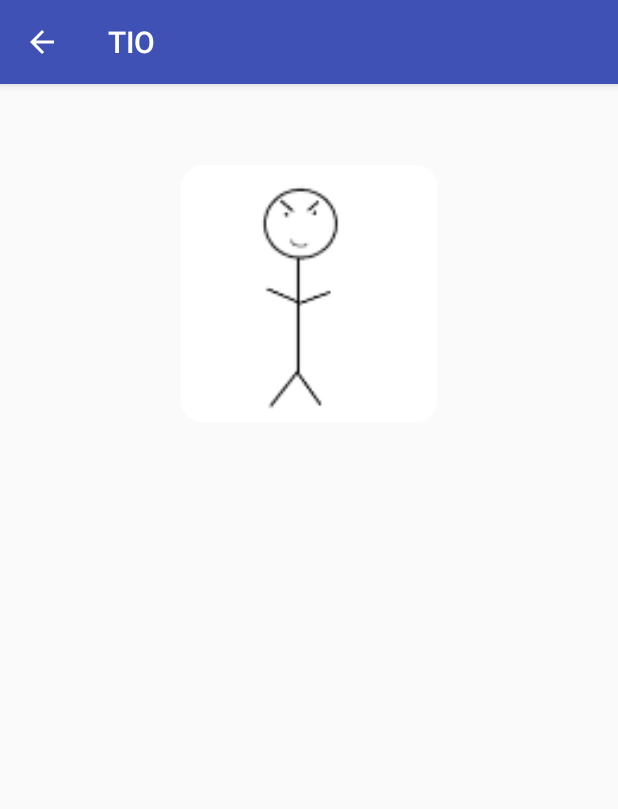
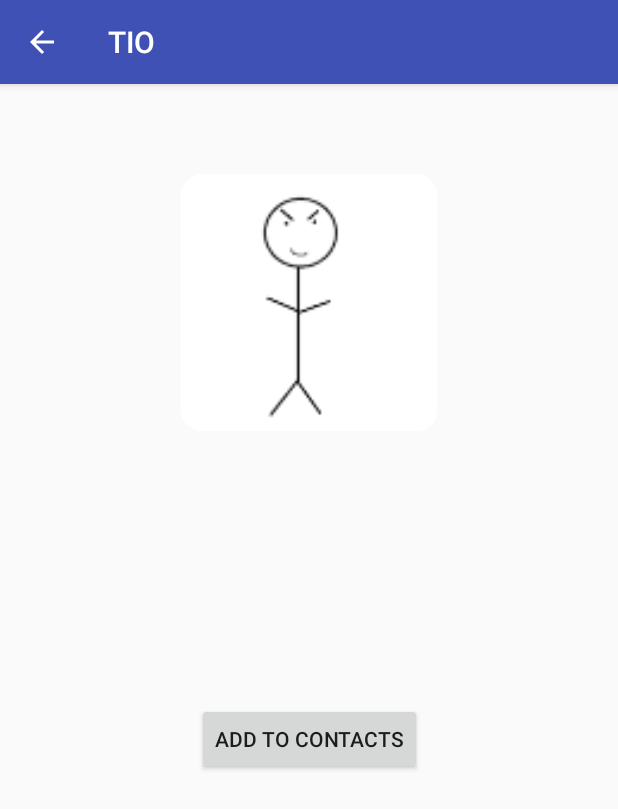
Before and after one commit to AllenZB/orbital, an Android app: the UserProfileActivity screen opened directly, with no data from a screen before it, on a phone screen of 412 x 824 dp. Shown: the top 809 px of the screen. Run offline under Robolectric (Android 15) with nearby library versions, the phone set to English and light mode, and no system bars; our stand-ins replace Firebase (no records; nobody signed in at launch, a user with empty details on screens opened directly); 2 statements that could not run were skipped.

Commit message:
add contact adding and removing

```diff
--- a/TIO/app/src/main/java/com/example/wxhgxj/tio/UserProfileActivity.java
+++ b/TIO/app/src/main/java/com/example/wxhgxj/tio/UserProfileActivity.java
@@ -4,6 +4,8 @@
 import android.support.v7.app.AppCompatActivity;
 import android.os.Bundle;
 import android.util.Log;
+import android.view.View;
+import android.widget.Button;
 import android.widget.TextView;
 
 import com.google.firebase.auth.FirebaseAuth;
@@ -16,13 +18,21 @@
 
 import org.w3c.dom.Text;
 
+import java.text.DateFormat;
+import java.util.Calendar;
+import java.util.Date;
+
 public class UserProfileActivity extends AppCompatActivity {
 
     private TextView mUserName;
     private TextView mUserEmail;
-    private DatabaseReference firebaseDatabase;
+    private Button contactOption;
+    private DatabaseReference usersDB;
+    private DatabaseReference selectedUserDB;
     private FirebaseUser currentUser;
     private DatabaseReference contactsDatabase;
+    private boolean inContact;
+
 
     @Override
     protected void onCreate(Bundle savedInstanceState) {
@@ -31,12 +41,38 @@
 
         mUserName = (TextView)findViewById(R.id.userNameProfile);
         mUserEmail = (TextView)findViewById(R.id.userEmailProfile);
-        String userId = getIntent().getStringExtra("userId");
-        firebaseDatabase = FirebaseDatabase.getInstance().getReference("Users").child(userId);
+        contactOption = (Button)findViewById(R.id.contactOption);
+        final String selectedUserId = getIntent().getStringExtra("userId");
+        usersDB = FirebaseDatabase.getInstance().getReference("Users");
+        selectedUserDB = usersDB.child(selectedUserId);
         currentUser = FirebaseAuth.getInstance().getCurrentUser();
-        String currentUid = currentUser.getUid();
-        contactsDatabase = FirebaseDatabase.getInstance().getReference().child(currentUid).child("Contacts");
-        firebaseDatabase.addValueEventListener(new ValueEventListener() {
+        final String currentUid = currentUser.getUid();
+        contactsDatabase = usersDB.child(currentUid).child("Contacts");
+        if(selectedUserId == currentUid) {
+            contactOption.setVisibility(View.GONE);
+        }
+
+        contactsDatabase.child(selectedUserId).addValueEventListener(new ValueEventListener() {
+            @Override
+            public void onDataChange(@NonNull DataSnapshot dataSnapshot) {
+                if(dataSnapshot.exists()) {
+                    inContact = true;
+                    String text = "Remove from contacts";
+                    contactOption.setText(text);
+                } else {
+                    inContact = false;
+                    String text = "Add to contacts";
+                    contactOption.setText(text);
+                }
+            }
+
+            @Override
+            public void onCancelled(@NonNull DatabaseError databaseError) {
+
+            }
+        });
+
+        selectedUserDB.addValueEventListener(new ValueEventListener() {
             @Override
             public void onDataChange(@NonNull DataSnapshot dataSnapshot) {
                 String userName = dataSnapshot.child("Name").getValue().toString();
@@ -50,5 +86,27 @@
 
             }
         });
+
+
+        contactOption.setOnClickListener(new View.OnClickListener() {
+            @Override
+            public void onClick(View view) {
+                if(inContact) {
+                    Log.v("Test", "try");
+                    contactsDatabase.child(selectedUserId).removeValue();
+                    String newText = "Add to contacts";
+                    contactOption.setText(newText);
+                    inContact = false;
+                } else {
+                    String time = Calendar.getInstance().getTime().toString();
+                    contactsDatabase.child(selectedUserId).setValue(time);
+                    String newText = "Remove from contacts";
+                    contactOption.setText(newText);
+                    inContact = true;
+                }
+            }
+        });
+
+
     }
 }
--- a/TIO/app/src/main/res/layout/activity_user_profile.xml
+++ b/TIO/app/src/main/res/layout/activity_user_profile.xml
@@ -1,41 +1,53 @@
 <?xml version="1.0" encoding="utf-8"?>
-<RelativeLayout xmlns:android="http://schemas.android.com/apk/res/android"
+<android.support.constraint.ConstraintLayout xmlns:android="http://schemas.android.com/apk/res/android"
     xmlns:app="http://schemas.android.com/apk/res-auto"
     xmlns:tools="http://schemas.android.com/tools"
     android:layout_width="match_parent"
     android:layout_height="match_parent"
-    tools:context=".UserProfileActivity">
+    tools:context=".UserProfileActivity"
+    android:id="@+id/relativeLayout4">
 
     <ImageView
         android:id="@+id/imageView"
         android:layout_width="181dp"
         android:layout_height="171dp"
-        android:layout_alignParentTop="true"
-        android:layout_centerHorizontal="true"
-        android:layout_marginTop="54dp"
-        app:srcCompat="@mipmap/ic_user_sample"
-        tools:layout_editor_absoluteX="100dp"
-        tools:layout_editor_absoluteY="67dp" />
+        android:layout_marginTop="60dp"
+        app:layout_constraintLeft_toLeftOf="parent"
+        app:layout_constraintRight_toRightOf="parent"
+        app:layout_constraintTop_toTopOf="parent"
+        app:srcCompat="@mipmap/ic_user_sample" />
 
     <TextView
         android:id="@+id/userNameProfile"
         android:layout_width="wrap_content"
         android:layout_height="43dp"
-        android:layout_centerInParent="true"
+        android:layout_marginTop="30dp"
         android:text="TextView"
         android:textSize="30sp"
-        tools:layout_editor_absoluteX="130dp"
-        tools:layout_editor_absoluteY="262dp" />
+        app:layout_constraintLeft_toLeftOf="parent"
+        app:layout_constraintRight_toRightOf="parent"
+        app:layout_constraintTop_toBottomOf="@+id/imageView" />
 
     <TextView
         android:id="@+id/userEmailProfile"
         android:layout_width="wrap_content"
         android:layout_height="wrap_content"
-        android:layout_alignParentBottom="true"
-        android:layout_centerHorizontal="true"
-        android:layout_marginBottom="205dp"
+        android:layout_marginTop="15dp"
         android:text="TextView"
         android:textSize="24sp"
-        tools:layout_editor_absoluteX="143dp"
-        tools:layout_editor_absoluteY="332dp" />
-</RelativeLayout>
+        app:layout_constraintLeft_toLeftOf="parent"
+        app:layout_constraintRight_toRightOf="parent"
+        app:layout_constraintTop_toBottomOf="@+id/userNameProfile" />
+
+    <Button
+        android:id="@+id/contactOption"
+        android:layout_width="wrap_content"
+        android:layout_height="wrap_content"
+        android:layout_marginEnd="8dp"
+        android:layout_marginStart="8dp"
+        android:layout_marginTop="60dp"
+        android:text="Add to contacts"
+        app:layout_constraintEnd_toEndOf="parent"
+        app:layout_constraintStart_toStartOf="parent"
+        app:layout_constraintTop_toBottomOf="@+id/userEmailProfile" />
+</android.support.constraint.ConstraintLayout>
```
Also changed, not shown: TIO/app/src/main/java/com/example/wxhgxj/tio/User.java (+9 -0 lines), TIO/app/src/main/java/com/example/wxhgxj/tio/UsersActivity.java (+10 -3 lines).
